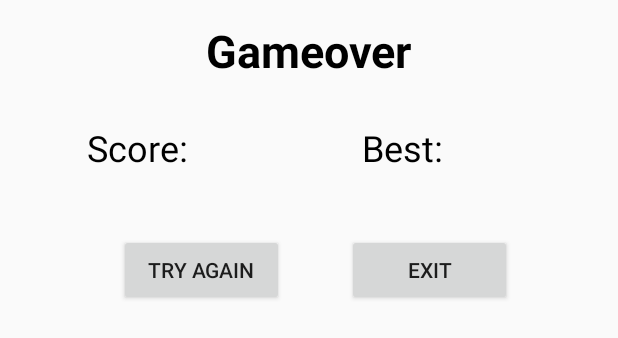
After one commit to omarkhalil06/TapTheRightColor, an Android app: the layout gameover_dialog.xml on its own in the app's theme, with its tools: preview values and no code run, on a phone screen of 412 x 824 dp. The commit adds this screen. Shown: the top 338 px of the screen. Run offline under Robolectric (Android 15) with nearby library versions, the phone set to English and light mode, and no system bars.

Commit message:
created new dialog for endgame, implemented highscores, added docs

```diff
--- a/src/main/AndroidManifest.xml
+++ b/src/main/AndroidManifest.xml
@@ -22,6 +22,7 @@
                 <action android:name="android.intent.action.VIEW" />
             </intent-filter>
         </activity>
+
     </application>
 
 </manifest>
--- /dev/null
+++ b/src/main/res/layout/gameover_dialog.xml
@@ -0,0 +1,96 @@
+<?xml version="1.0" encoding="utf-8"?>
+<RelativeLayout xmlns:android="http://schemas.android.com/apk/res/android"
+    android:orientation="vertical" android:layout_width="match_parent"
+    android:layout_height="match_parent">
+
+    <TextView
+        android:text="Gameover"
+        android:layout_gravity="center"
+        android:layout_width="wrap_content"
+        android:layout_height="wrap_content"
+        android:textSize="30dp"
+        android:id="@+id/gameoverText"
+        android:textStyle="bold"
+        android:textColor="@android:color/black"
+        android:layout_alignParentTop="true"
+        android:layout_centerHorizontal="true"
+        android:layout_marginTop="13dp" />
+
+    <TextView
+        android:text="Score:"
+        android:layout_width="wrap_content"
+        android:layout_height="wrap_content"
+        android:layout_marginTop="28dp"
+        android:id="@+id/gameoverScoreText"
+        android:textSize="24sp"
+        android:textColor="@android:color/black"
+        android:layout_below="@+id/gameoverText"
+        android:layout_toLeftOf="@+id/gameoverText"
+        android:layout_toStartOf="@+id/gameoverText"
+        android:layout_marginRight="12dp"
+        android:layout_marginEnd="12dp" />
+
+    <TextView
+        android:layout_width="wrap_content"
+        android:layout_height="wrap_content"
+        android:id="@+id/gameoverScore"
+        android:textSize="24sp"
+        android:textColor="@android:color/black"
+        android:layout_alignBaseline="@+id/gameoverScoreText"
+        android:layout_alignBottom="@+id/gameoverScoreText"
+        android:layout_toRightOf="@+id/gameoverScoreText"
+        android:layout_toEndOf="@+id/gameoverScoreText"
+        android:layout_marginLeft="13dp"
+        android:layout_marginStart="13dp" />
+
+    <TextView
+        android:layout_width="wrap_content"
+        android:layout_height="wrap_content"
+        android:id="@+id/gameoverHighscore"
+        android:textSize="24sp"
+        android:textColor="@android:color/black"
+        android:layout_alignBaseline="@+id/gameoverHighscoreText"
+        android:layout_alignBottom="@+id/gameoverHighscoreText"
+        android:layout_toRightOf="@+id/gameoverText"
+        android:layout_toEndOf="@+id/gameoverText"
+        android:layout_marginLeft="46dp"
+        android:layout_marginStart="46dp" />
+
+    <TextView
+        android:text="Best:"
+        android:layout_width="wrap_content"
+        android:layout_height="wrap_content"
+        android:id="@+id/gameoverHighscoreText"
+        android:textSize="24sp"
+        android:textColor="@android:color/black"
+        android:layout_above="@+id/gameoverTryAgainButton"
+        android:layout_alignRight="@+id/gameoverHighscore"
+        android:layout_alignEnd="@+id/gameoverHighscore"
+        android:layout_marginRight="25dp"
+        android:layout_marginEnd="25dp" />
+
+    <Button
+        android:text="Try Again"
+        android:layout_width="110dp"
+        android:layout_height="wrap_content"
+        android:layout_marginTop="41dp"
+        android:id="@+id/gameoverTryAgainButton"
+        android:layout_below="@+id/gameoverScoreText"
+        android:layout_alignLeft="@+id/gameoverScoreText"
+        android:layout_alignStart="@+id/gameoverScoreText"
+        android:layout_marginLeft="21dp"
+        android:layout_marginStart="21dp" />
+
+    <Button
+        android:text="Exit"
+        android:layout_width="110dp"
+        android:layout_height="wrap_content"
+        android:id="@+id/gameoverExitButton"
+        android:layout_marginLeft="42dp"
+        android:layout_marginStart="42dp"
+        android:layout_alignBaseline="@+id/gameoverTryAgainButton"
+        android:layout_alignBottom="@+id/gameoverTryAgainButton"
+        android:layout_toRightOf="@+id/gameoverTryAgainButton"
+        android:layout_toEndOf="@+id/gameoverTryAgainButton" />
+
+</RelativeLayout>
```
Also changed, not shown: src/main/java/okgames/taptherightcolor/Game.java (+116 -31 lines), src/main/java/okgames/taptherightcolor/MainActivity.java (+44 -7 lines), src/main/res/layout/activity_main.xml (+18 -19 lines).
